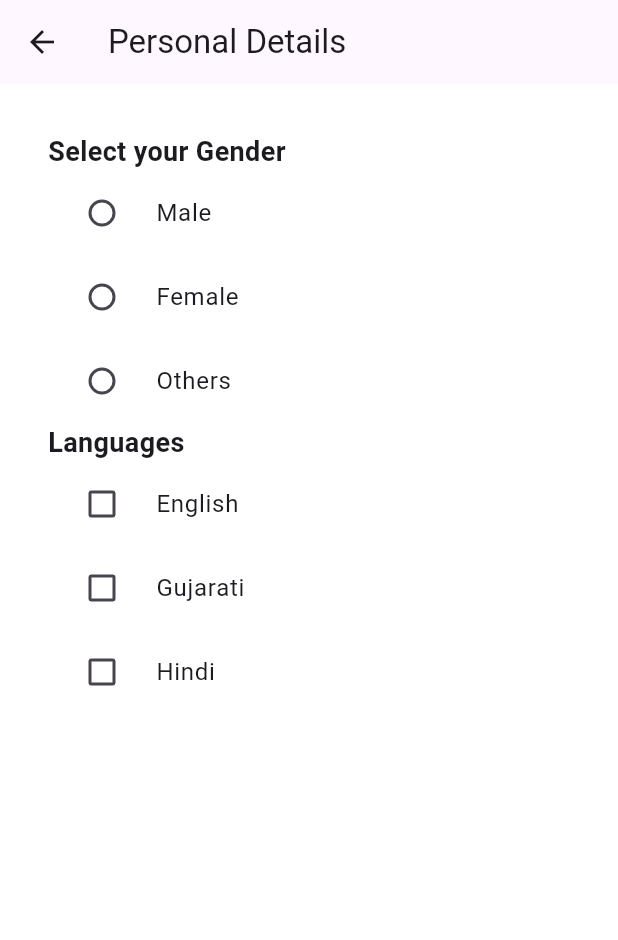
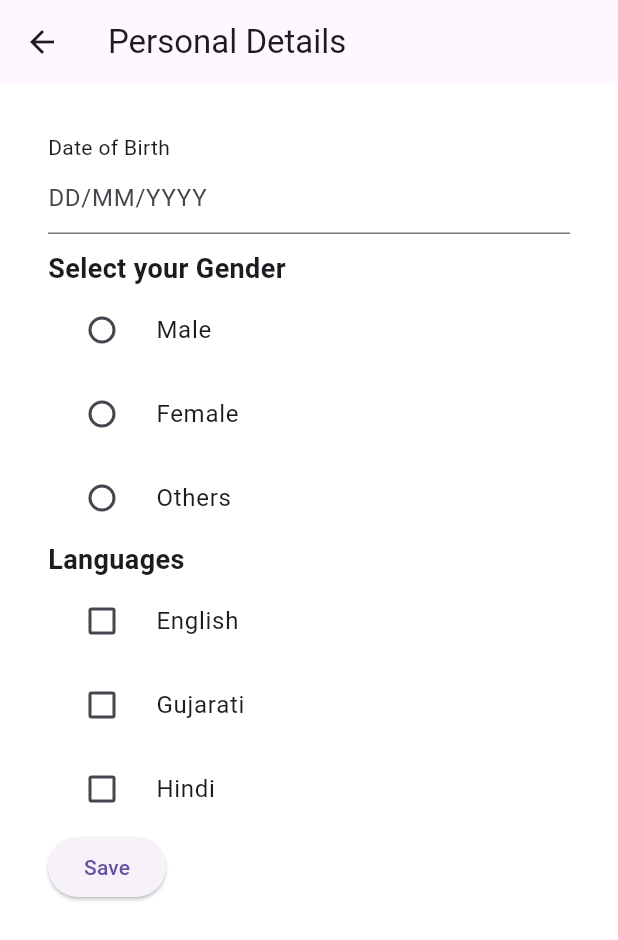
Before and after one commit to Daksh-Parekh/resume_bulider, a Flutter app: the PersonalDetails screen opened by its route, on a phone screen of 412 x 824 dp. Shown: the top 940 px of the screen. Run offline on Flutter 3.47's test engine with Material 3 defaults, Android fonts, the phone set to English and light mode, and no system bars; our stand-ins replace image_picker; network calls fail.

Commit message:
Date picker

```diff
--- a/lib/utils/globals.dart
+++ b/lib/utils/globals.dart
@@ -1,7 +1,7 @@
 import 'dart:io';
 
 class Globals {
-  static String? name, email, contact, address, password, gender;
+  static String? name, email, contact, address, password, gender, dob;
   static File? image;
   static bool isChecked = false;
   static List<String> languages = [];
--- a/lib/views/buildoption/all_option/personal_detail_page/personal_detail.dart
+++ b/lib/views/buildoption/all_option/personal_detail_page/personal_detail.dart
@@ -1,4 +1,7 @@
+import 'dart:math';
+
 import 'package:flutter/material.dart';
+import 'package:resume_bulider/utils/extension.dart';
 import 'package:resume_bulider/utils/globals.dart';
 
 class PersonalDetails extends StatefulWidget {
@@ -14,6 +17,9 @@ class _PersonalDetailsState extends State<PersonalDetails> {
     'Gujarati',
     'Hindi',
   ];
+  TextEditingController dateController =
+      TextEditingController(text: Globals.dob);
+  GlobalKey<FormState> FormKey = GlobalKey<FormState>();
   @override
   Widget build(BuildContext context) {
     return Scaffold(
@@ -27,10 +33,47 @@ class _PersonalDetailsState extends State<PersonalDetails> {
           width: double.infinity,
           padding: EdgeInsets.all(16),
           color: Colors.white,
+          child: SingleChildScrollView(
             child: Column(
               crossAxisAlignment: CrossAxisAlignment.start,
               mainAxisSize: MainAxisSize.min,
               children: [
+                Text("Date of Birth"),
+                Form(
+                  key: FormKey,
+                  child: TextFormField(
+                    controller: dateController,
+                    readOnly: true,
+                    onSaved: (val) {
+                      Globals.dob = val;
+                    },
+                    // onChanged: (value) {
+                    //   dateController.text = value;
+                    //   Globals.dob = dateController.text;
+                    //   setState(() {});
+                    // },
+                    onTap: () async {
+                      DateTime? datepicked = await showDatePicker(
+                        context: context,
+                        firstDate: DateTime(1998),
+                        lastDate: DateTime.now(),
+                      );
+                      if (datepicked != null) {
+                        dateController.text =
+                            datepicked.toString().split(" ")[0];
+                        setState(() {});
+                      }
+                      // if (datepicked != null) {
+                      //   Globals.dob =
+                      //       datepicked.toString().toString().split(" ")[0];
+                      // }
+                    },
+                    decoration: InputDecoration(
+                      hintText: "DD/MM/YYYY",
+                    ),
+                  ),
+                ),
+                10.h,
                 Text(
                   "Select your Gender",
                   style: TextStyle(
@@ -96,7 +139,18 @@ class _PersonalDetailsState extends State<PersonalDetails> {
                     },
                   ),
                 ),
+
+                ElevatedButton(
+                  onPressed: () {
+                    bool validated = FormKey.currentState!.validate();
+                    if (validated) {
+                      FormKey.currentState!.save();
+                    }
+                  },
+                  child: Text("Save"),
+                ),
               ],
+            ),
           ),
         ),
       ),
```
Lines whose indentation alone changed are shown as unchanged.
